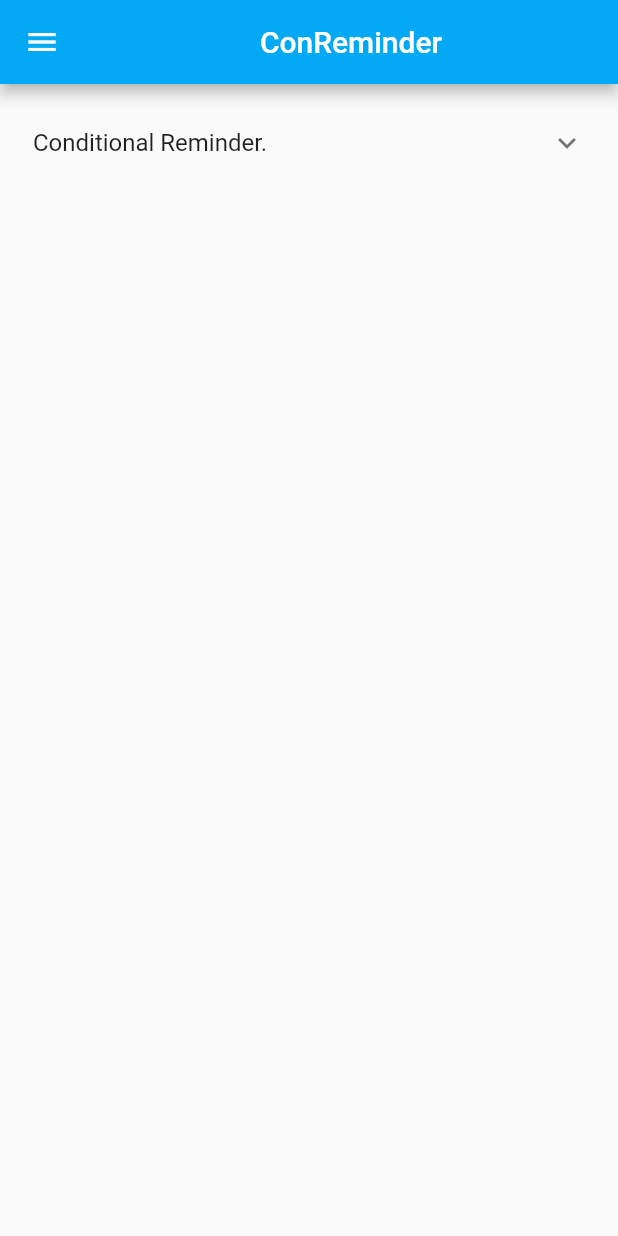
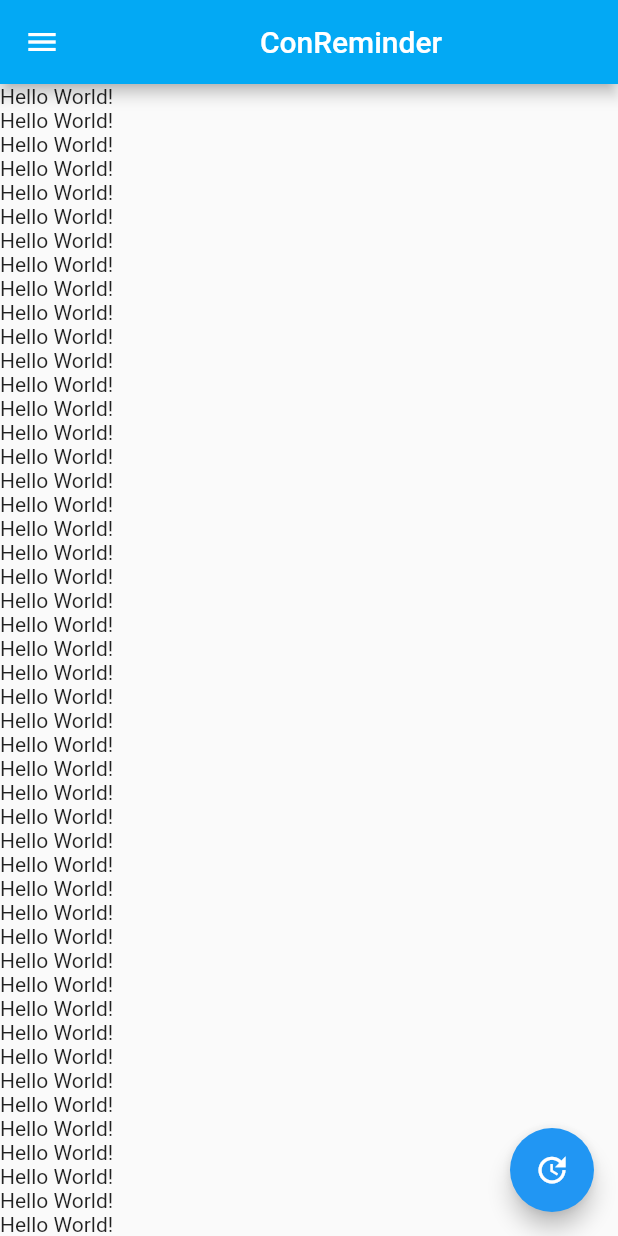
Before and after one commit to ShpresimMuja/GR, a Flutter app: the screen it shows after launch, on a phone screen of 412 x 824 dp. Run offline on Flutter 3.47's test engine with Material 2 defaults, Android fonts, the phone set to English and light mode, and no system bars.

Commit message:
Working on UI still, taking too long

```diff
--- a/myapp/lib/C_AppBar.dart
+++ b/myapp/lib/C_AppBar.dart
@@ -1,88 +1,56 @@
+import 'package:flutter/material.dart';
+import 'C_Card.dart';
 
-import 'package:flutter/material.dart';
-import 'ChooseModalBottomSheet.dart';
-class C_AppBar extends StatelessWidget {
+class C_AppBar extends StatefulWidget {
+  @override
+  _C_AppBarState createState() => _C_AppBarState();
+}
+
+class _C_AppBarState extends State<C_AppBar> {
+  var cards = List.of(<Widget>[Text("Hello World!")]);
+
   @override
   Widget build(BuildContext context) {
     return Scaffold(
       appBar: AppBar(
         title: Center(child: Text("ConReminder")),
         backgroundColor: Colors.lightBlue,
-
-
       ),
-          drawer:Drawer(
-
+      drawer: Drawer(
         child: ListView(
-
           padding: EdgeInsets.zero,
           children: <Widget>[
             DrawerHeader(
-          child: Text('Preferences', style: TextStyle(fontSize: 20, color: Colors.white, fontWeight: FontWeight.bold)),
+              child: Text('Preferences',
+                  style: TextStyle(
+                      fontSize: 20,
+                      color: Colors.white,
+                      fontWeight: FontWeight.bold)),
               decoration: BoxDecoration(
                 color: Colors.lightBlue,
-
               ),
             ),
             ListTile(
-          title: Text('About', style: TextStyle(fontSize: 15, color: Colors.black, fontWeight: FontWeight.bold)),
-          onTap: () {
-
-          },
+              title: Text('About',
+                  style: TextStyle(
+                      fontSize: 15,
+                      color: Colors.black,
+                      fontWeight: FontWeight.bold)),
+              onTap: () {},
             ),
           ],
         ),
       ),
-
-  body: Container(
-    child: Padding(
-    padding: EdgeInsets.only(
-        top: 10.0, left: 6.0, right: 6.0, bottom: 6.0),
-        child: ExpansionTile(
-        title: Text('Conditional Reminder.'),
-        children: [
-
-          Container(  alignment: Alignment.centerLeft,
-            child:Padding(padding: EdgeInsets.all(10),child: Text("Condition:", style: TextStyle(fontSize: 23 , color: Colors.green))
-          )
+      body: ListView.builder(
+        itemBuilder: (context, index) => cards[0],
       ),
-
-          Padding(padding:EdgeInsets.all(10), child: Row( mainAxisAlignment: MainAxisAlignment.spaceEvenly,    children: <Widget>[
-
-              Text("Coin"),
-              ChooseModalBottomSheet(),
-              Text("Reaches"),
-              SizedBox( width: 80 , child: TextField(
-             decoration: InputDecoration(
-             border: OutlineInputBorder(),
-            labelText: 'Value:')
-          //autofocus: true,
-              )),
-
-
-          ]
-
-
-
-
-          )
+      floatingActionButton: FloatingActionButton(
+        onPressed: () {
+          //cards.add(Text("Hello World"));
+        },
+        tooltip: 'Update Text',
+        child: Icon(Icons.update),
       ),
-
-          Container(  alignment: Alignment.centerLeft,
-            child:Padding(padding: EdgeInsets.all(10),child: Text("Action:", style: TextStyle(fontSize: 23 , color: Colors.green))
-          )
-          ),
-         Padding(padding: EdgeInsets.all(10),  child: ChooseModalBottomSheet()),
-
-
-        ],
-
-      ),
-    ),
-  ),
-
-
     );
   }
-
 }
```
Also changed, not shown: myapp/lib/C_Card.dart (added, +61 -0 lines), myapp/lib/ChooseModalBottomSheet.dart (+34 -9 lines), myapp/lib/main.dart (+1 -13 lines). Lines whose indentation alone changed are shown as unchanged.
